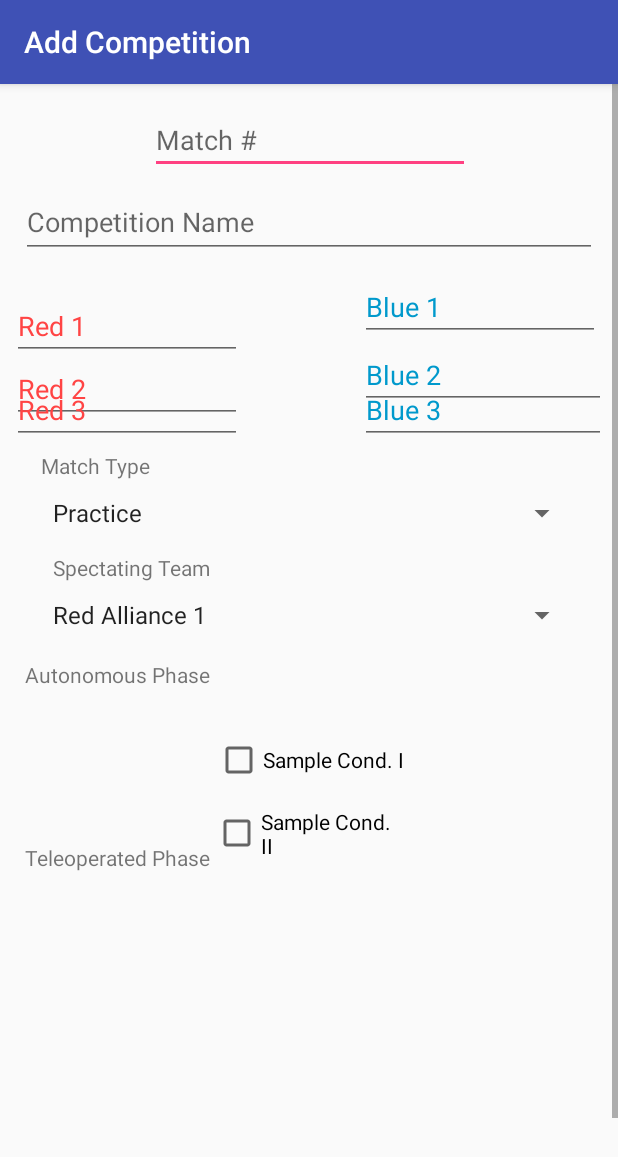
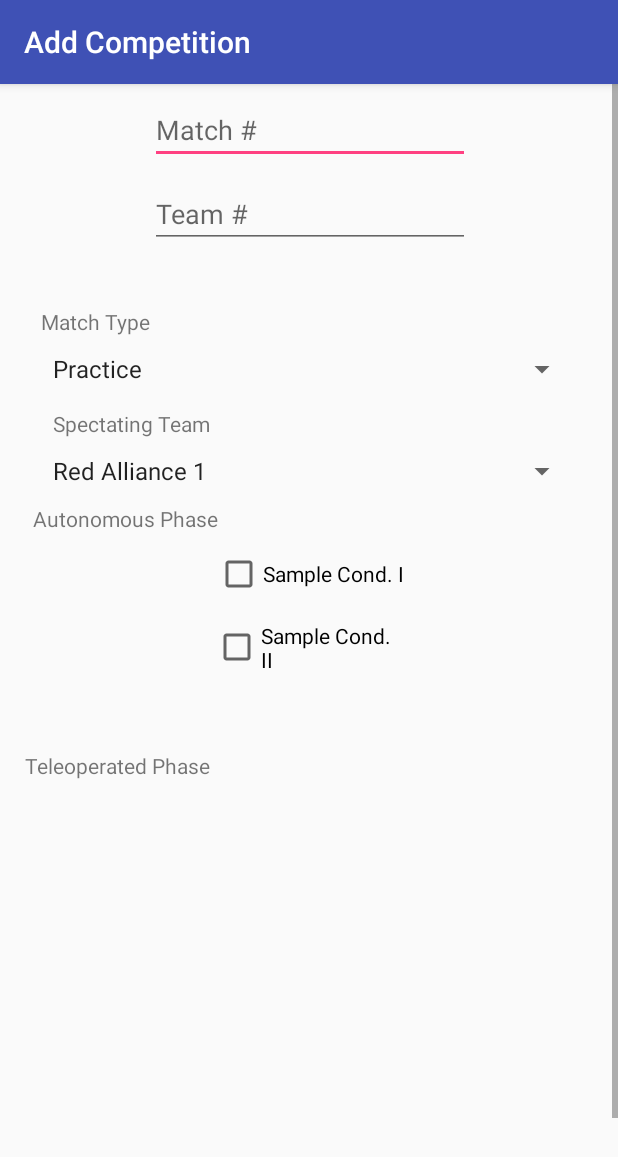
Before and after one commit to DrDab/TrcScoutingApp, an Android app: the SetCompetitionName screen opened directly, with no data from a screen before it, on a phone screen of 412 x 824 dp. Shown: the top 1157 px of the screen. Run offline under Robolectric (Android 15) with nearby library versions, the phone set to English and light mode, and no system bars.

Commit message:
Removed unneeded UI elements, applied changes to both platforms

```diff
--- a/app/src/main/java/trc3543/trcscoutingapp/DataStore.java
+++ b/app/src/main/java/trc3543/trcscoutingapp/DataStore.java
@@ -66,7 +66,7 @@ public class DataStore extends AppCompatActivity
             }
             PrintWriter madoka = new PrintWriter(new FileWriter(log, true));
             madoka.println("Log by: " + FIRST_NAME + " " + LAST_NAME + ", written on " + getDateAsString());
-            madoka.println("Contains Your Team, Date, Match #, Competition Name, Competition Type, Red Alliance 1, Red Alliance 2, Red Alliance 3, Blue Alliance 1, Blue Alliance 2, Blue Alliance 3, Spectating Team, Condition 1, Condition 2");
+            madoka.println("Contains Your Team, Date, Match #, Competition Type, Team Number, Spectating Team, Condition 1, Condition 2");
             for(String sk : CsvFormattedContests)
             {
                 madoka.println(sk);
--- a/app/src/main/res/layout/activity_set_competition_name2.xml
+++ b/app/src/main/res/layout/activity_set_competition_name2.xml
@@ -18,34 +18,14 @@
             android:id="@+id/matchNum"
             android:layout_width="wrap_content"
             android:layout_height="wrap_content"
-            android:layout_marginBottom="8dp"
             android:layout_marginEnd="8dp"
             android:layout_marginStart="8dp"
             android:layout_marginTop="8dp"
             android:ems="10"
             android:hint="Match #"
             android:inputType="textPersonName"
-            app:layout_constraintBottom_toTopOf="@+id/compName"
             app:layout_constraintEnd_toEndOf="parent"
             app:layout_constraintHorizontal_bias="0.503"
-            app:layout_constraintStart_toStartOf="parent"
-            app:layout_constraintTop_toTopOf="parent"
-            app:layout_constraintVertical_bias="1.0" />
-
-        <EditText
-            android:id="@+id/compName"
-            android:layout_width="0dp"
-            android:layout_height="48dp"
-            android:layout_marginBottom="57dp"
-            android:layout_marginEnd="14dp"
-            android:layout_marginStart="14dp"
-            android:layout_marginTop="54dp"
-            android:ems="10"
-            android:hint="Competition Name"
-            android:inputType="textPersonName"
-            android:visibility="visible"
-            app:layout_constraintBottom_toTopOf="@+id/red2"
-            app:layout_constraintEnd_toEndOf="parent"
             app:layout_constraintStart_toStartOf="parent"
             app:layout_constraintTop_toTopOf="parent" />
 
@@ -65,7 +45,7 @@
             android:layout_height="28dp"
             android:layout_marginEnd="8dp"
             android:layout_marginStart="8dp"
-            android:layout_marginTop="272dp"
+            android:layout_marginTop="176dp"
             android:entries="@array/game_types"
             android:visibility="visible"
             app:layout_constraintEnd_toEndOf="parent"
@@ -86,123 +66,6 @@
             app:layout_constraintStart_toStartOf="parent"
             app:layout_constraintTop_toTopOf="parent" />
 
-        <EditText
-            android:id="@+id/red1"
-            android:layout_width="153dp"
-            android:layout_height="39dp"
-            android:layout_marginStart="8dp"
-            android:ems="10"
-            android:hint="Red 1"
-            android:inputType="textPersonName"
-            android:shadowColor="@android:color/holo_red_light"
-            android:textColor="@android:color/holo_red_light"
-            android:textColorHighlight="@android:color/holo_red_light"
-            android:textColorHint="@android:color/holo_red_light"
-            android:textColorLink="@android:color/holo_red_light"
-            app:layout_constraintBottom_toTopOf="@+id/red2"
-            app:layout_constraintEnd_toEndOf="@+id/red2"
-            app:layout_constraintHorizontal_bias="0.0"
-            app:layout_constraintStart_toStartOf="parent"
-            app:layout_constraintTop_toTopOf="@+id/blue1"
-            app:layout_constraintVertical_bias="0.819" />
-
-        <EditText
-            android:id="@+id/red2"
-            android:layout_width="153dp"
-            android:layout_height="39dp"
-            android:layout_marginBottom="32dp"
-            android:layout_marginEnd="35dp"
-            android:layout_marginStart="8dp"
-            android:ems="10"
-            android:hint="Red 2"
-            android:inputType="textPersonName"
-            android:shadowColor="@android:color/holo_red_light"
-            android:textColor="@android:color/holo_red_light"
-            android:textColorHighlight="@android:color/holo_red_light"
-            android:textColorHint="@android:color/holo_red_light"
-            android:textColorLink="@android:color/holo_red_light"
-            app:layout_constraintBottom_toTopOf="@+id/CompType"
-            app:layout_constraintEnd_toStartOf="@+id/blue2"
-            app:layout_constraintHorizontal_bias="0.0"
-            app:layout_constraintStart_toStartOf="parent"
-            app:layout_constraintTop_toBottomOf="@+id/compName" />
-
-        <EditText
-            android:id="@+id/red3"
-            android:layout_width="153dp"
-            android:layout_height="39dp"
-            android:layout_marginBottom="32dp"
-            android:layout_marginEnd="48dp"
-            android:layout_marginStart="8dp"
-            android:ems="10"
-            android:hint="Red 3"
-            android:inputType="textPersonName"
-            android:shadowColor="@android:color/holo_red_light"
-            android:textColor="@android:color/holo_red_light"
-            android:textColorHighlight="@android:color/holo_red_light"
-            android:textColorHint="@android:color/holo_red_light"
-            android:textColorLink="@android:color/holo_red_light"
-            app:layout_constraintBottom_toTopOf="@+id/CompType"
-            app:layout_constraintEnd_toStartOf="@+id/blue3"
-            app:layout_constraintHorizontal_bias="0.0"
-            app:layout_constraintStart_toStartOf="parent" />
-
-        <EditText
-            android:id="@+id/blue1"
-            android:layout_width="160dp"
-            android:layout_height="39dp"
-            android:layout_marginEnd="8dp"
-            android:layout_marginTop="16dp"
-            android:ems="10"
-            android:hint="Blue 1"
-            android:inputType="textPersonName"
-            android:shadowColor="@android:color/holo_blue_dark"
-            android:textColor="@android:color/holo_blue_dark"
-            android:textColorHighlight="@android:color/holo_blue_dark"
-            android:textColorHint="@android:color/holo_blue_dark"
-            android:textColorLink="@android:color/holo_blue_dark"
-            app:layout_constraintEnd_toEndOf="parent"
-            app:layout_constraintHorizontal_bias="0.0"
-            app:layout_constraintStart_toStartOf="@+id/blue2"
-            app:layout_constraintTop_toBottomOf="@+id/compName" />
-
-        <EditText
-            android:id="@+id/blue2"
-            android:layout_width="164dp"
-            android:layout_height="39dp"
-            android:layout_marginBottom="29dp"
-            android:layout_marginEnd="8dp"
-            android:layout_marginTop="45dp"
-            android:ems="10"
-            android:hint="Blue 2"
-            android:inputType="textPersonName"
-            android:shadowColor="@android:color/holo_blue_dark"
-            android:textColor="@android:color/holo_blue_dark"
-            android:textColorHighlight="@android:color/holo_blue_dark"
-            android:textColorHint="@android:color/holo_blue_dark"
-            android:textColorLink="@android:color/holo_blue_dark"
-            app:layout_constraintBottom_toTopOf="@+id/CompType"
-            app:layout_constraintEnd_toEndOf="parent"
-            app:layout_constraintTop_toTopOf="@+id/blue1"
-            app:layout_constraintVertical_bias="0.0" />
-
-        <EditText
-            android:id="@+id/blue3"
-            android:layout_width="164dp"
-            android:layout_height="39dp"
-            android:layout_marginBottom="32dp"
-            android:layout_marginEnd="8dp"
-            android:ems="10"
-            android:hint="Blue 3"
-            android:inputType="textPersonName"
-            android:shadowColor="@android:color/holo_blue_dark"
-            android:textColor="@android:color/holo_blue_dark"
-            android:textColorHighlight="@android:color/holo_blue_dark"
-            android:textColorHint="@android:color/holo_blue_dark"
-            android:textColorLink="@android:color/holo_blue_dark"
-            app:layout_constraintBottom_toTopOf="@+id/CompType"
-            app:layout_constraintEnd_toEndOf="parent" />
-
         <Space
             android:id="@+id/space2"
             android:layout_width="wrap_content"
@@ -221,6 +84,7 @@
             android:text="Sample Cond. I"
             app:layout_constraintBottom_toTopOf="@+id/conditionII"
             app:layout_constraintEnd_toEndOf="parent"
+            app:layout_constraintHorizontal_bias="0.502"
             app:layout_constraintStart_toStartOf="parent" />
 
         <CheckBox
@@ -229,12 +93,12 @@
             android:layout_height="55dp"
             android:layout_marginEnd="8dp"
             android:layout_marginStart="8dp"
-            android:layout_marginTop="404dp"
+            android:layout_marginTop="348dp"
             android:text="Sample Cond. II"
             app:layout_constraintEnd_toEndOf="parent"
             app:layout_constraintHorizontal_bias="0.502"
             app:layout_constraintStart_toStartOf="parent"
-            app:layout_constraintTop_toTopOf="@+id/compName" />
+            app:layout_constraintTop_toTopOf="parent" />
 
         <Button
             android:id="@+id/goBack"
@@ -278,10 +142,10 @@
             android:layout_height="wrap_content"
             android:layout_marginEnd="8dp"
             android:layout_marginStart="8dp"
-            android:layout_marginTop="384dp"
+            android:layout_marginTop="280dp"
             android:text="Autonomous Phase"
             app:layout_constraintEnd_toEndOf="parent"
-            app:layout_constraintHorizontal_bias="0.032"
+            app:layout_constraintHorizontal_bias="0.052"
             app:layout_constraintStart_toStartOf="parent"
             app:layout_constraintTop_toTopOf="parent" />
 
@@ -301,5 +165,20 @@
             app:layout_constraintTop_toBottomOf="@+id/textView5"
             app:layout_constraintVertical_bias="0.407" />
 
+        <EditText
+            android:id="@+id/teamNum"
+            android:layout_width="wrap_content"
+            android:layout_height="wrap_content"
+            android:layout_marginEnd="8dp"
+            android:layout_marginStart="8dp"
+            android:layout_marginTop="64dp"
+            android:ems="10"
+            android:hint="Team #"
+            android:inputType="textPersonName"
+            app:layout_constraintEnd_toEndOf="parent"
+            app:layout_constraintHorizontal_bias="0.503"
+            app:layout_constraintStart_toStartOf="parent"
+            app:layout_constraintTop_toTopOf="parent" />
+
     </android.support.constraint.ConstraintLayout>
 </ScrollView>
```
Also changed, not shown: app/src/main/java/trc3543/trcscoutingapp/SetCompetitionName.java (+13 -132 lines), 84 other files.
